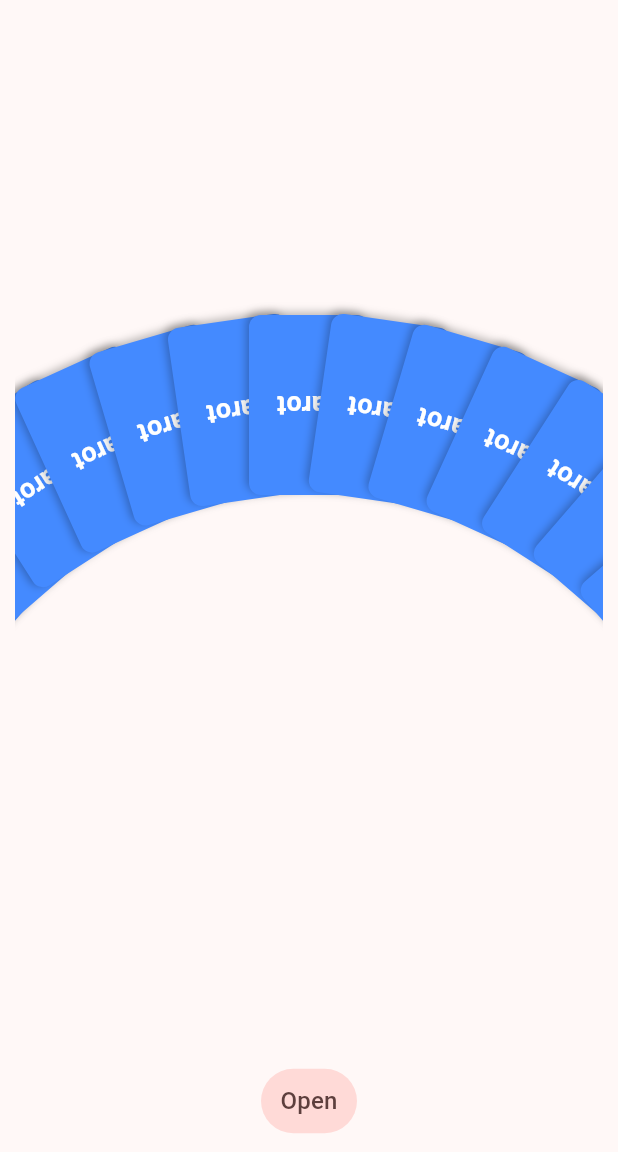
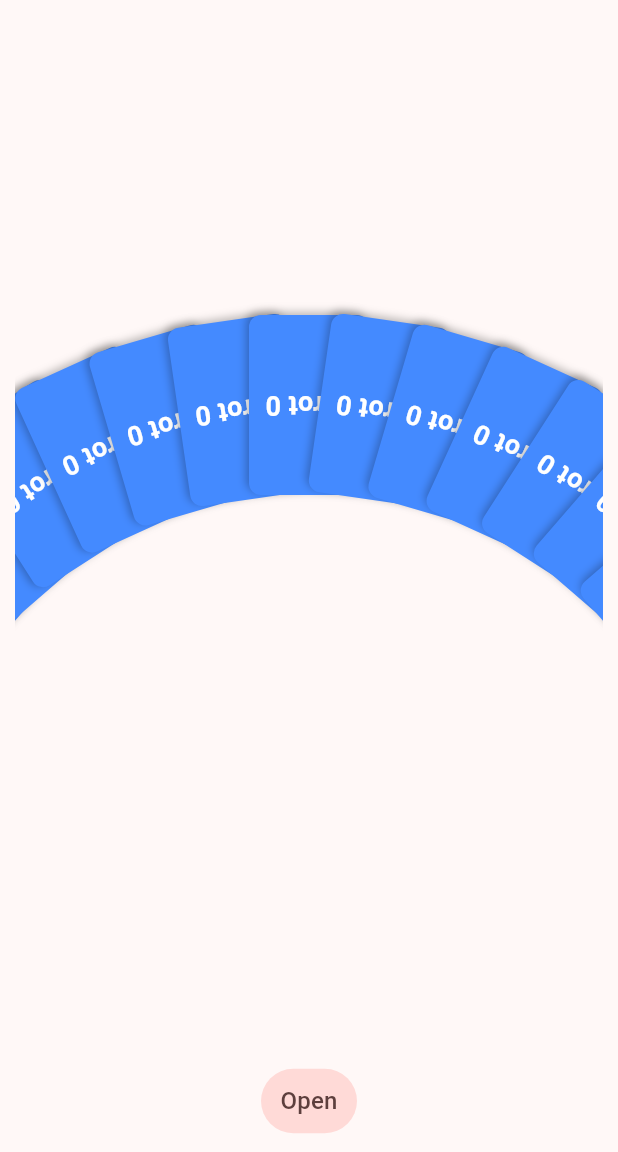
Before and after one commit to lertumpai/goodluck, a Flutter app: the GoodLuckPage screen opened directly, on a phone screen of 412 x 824 dp, the part 84-1236 px from its top. Run offline on Flutter 3.47's test engine with Material 2 defaults, Android fonts, the phone set to English and light mode, and no system bars.

```diff
--- a/lib/tarots/widgets/curveCard.dart
+++ b/lib/tarots/widgets/curveCard.dart
@@ -22,6 +22,7 @@ class _CurvedCardDisplayState extends State<CurvedCardDisplay> with SingleTicker
   final double radius = 330;
   late double maxSelected = 0;
   Map<int, bool> selectedMapped = {};
+  List<int> orderSelected = [];
 
   @override
   void initState() {
@@ -50,12 +51,18 @@ class _CurvedCardDisplayState extends State<CurvedCardDisplay> with SingleTicker
 
     setState(() {
       if (selectedMapped[index] == true) {
+        final selectedIndex = orderSelected.indexWhere((element) => element == index);
+        if (selectedIndex + 1 != orderSelected.length) {
+          return;
+        }
         selectedMapped[index] = false;
+        orderSelected.removeWhere((element) => element == index);
       } else {
         if (countSelectedTrue == maxSelected) {
           return ;
         }
         selectedMapped[index] = true;
+        orderSelected.add(index);
       }
     });
   }
@@ -108,6 +115,7 @@ class _CurvedCardDisplayState extends State<CurvedCardDisplay> with SingleTicker
                               opacity: animation.value, // Gradually show each card
                               child: CardWidget(
                                   index: index,
+                                  order: orderSelected.indexWhere((element) => element == index) + 1,
                                   tarot: listTarot[index],
                                   isSelected: selectedMapped[index] ?? false,
                                   onSelect: onSelect,
@@ -125,8 +133,7 @@ class _CurvedCardDisplayState extends State<CurvedCardDisplay> with SingleTicker
         ),
         FilledButton.tonal(
             onPressed: () {
-              List<Tarot> listSelectedTarot = selectedMapped
-                  .keys
+              List<Tarot> listSelectedTarot = orderSelected
                   .map((selected) => listTarot[selected])
                   .toList();
               switch (widget.goodLuckModeEnum) {
@@ -150,6 +157,7 @@ class _CurvedCardDisplayState extends State<CurvedCardDisplay> with SingleTicker
 
 class CardWidget extends StatelessWidget {
   final int index;
+  final int order;
   final Tarot tarot;
   final bool isSelected;
   final Function onSelect;
@@ -157,6 +165,7 @@ class CardWidget extends StatelessWidget {
   const CardWidget({
     super.key,
     required this.index,
+    required this.order,
     required this.tarot,
     required this.isSelected,
     required this.onSelect,
@@ -182,10 +191,10 @@ class CardWidget extends StatelessWidget {
             ),
           ],
         ),
-        child: const Center(
+        child: Center(
           child: Text(
-            "Tarot",
-            style: TextStyle(
+            'Tarot $order',
+            style: const TextStyle(
               color: Colors.white,
               fontSize: 18.0,
               fontWeight: FontWeight.bold,
```
